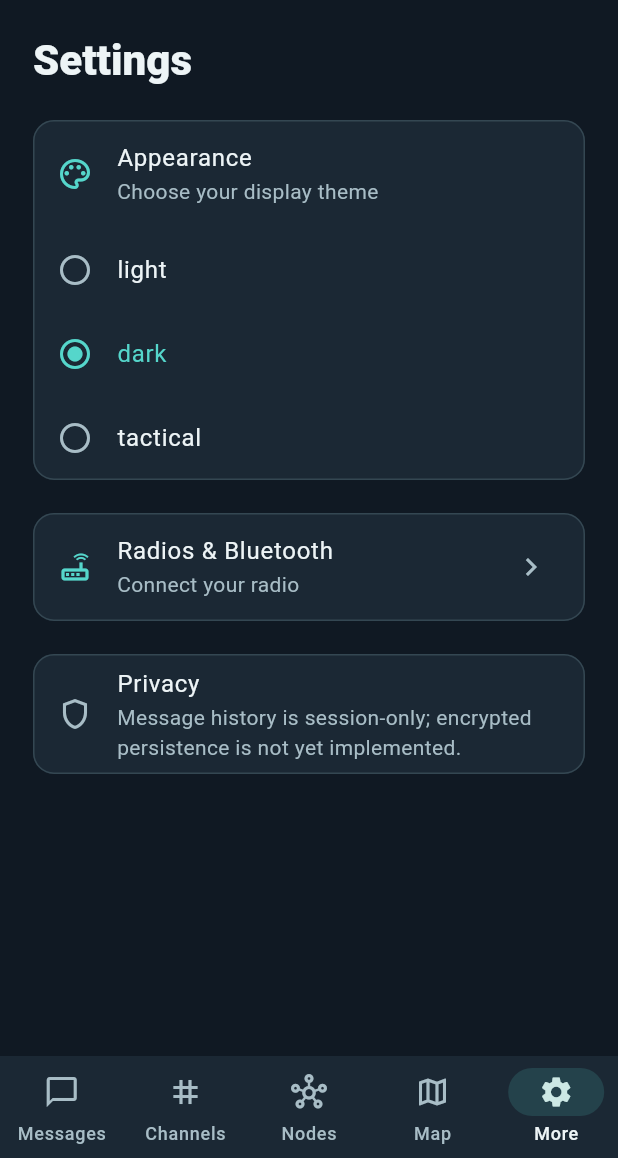
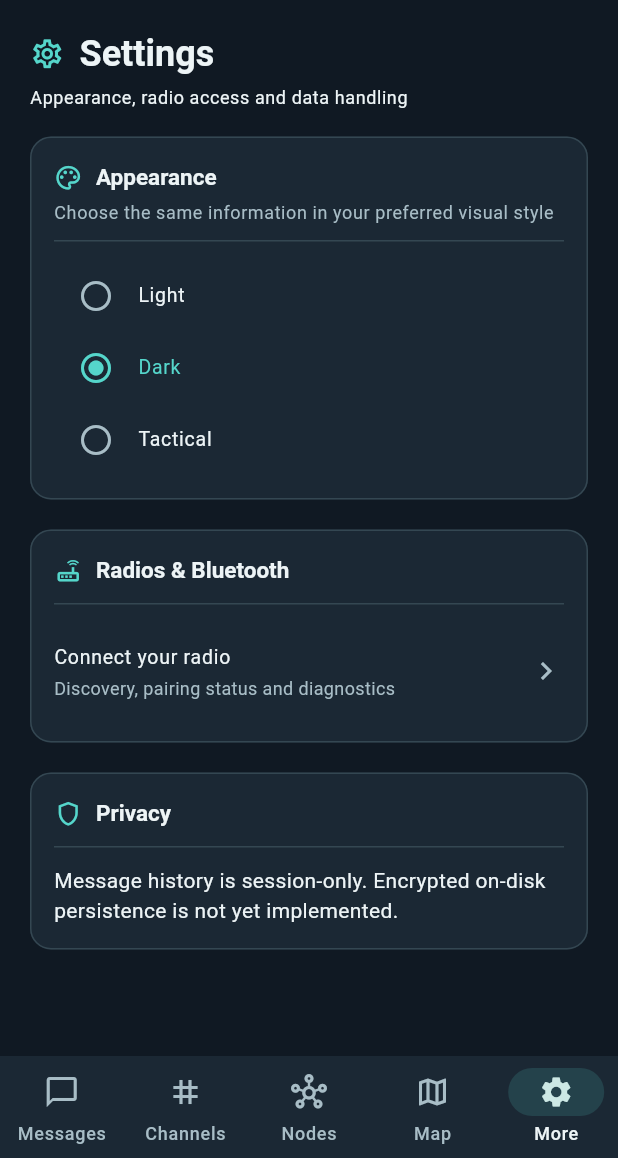
Before and after one commit to hoksibish/MeshHUB, a Flutter app: the screen it shows after launch, item 5 of the bottom bar chosen, on a phone screen of 412 x 824 dp, the part 78-1236 px from its top. Run offline on Flutter 3.47's test engine with Material 3 defaults, Android fonts, the phone set to English and light mode, and no system bars; our stand-ins replace material_ui; missing offline and left inert: bluez.

Commit message:
style(ui): align Settings with compact Tactical, Light and Dark section system

```diff
--- a/apps/meshhub_flutter/lib/main.dart
+++ b/apps/meshhub_flutter/lib/main.dart
@@ -991,57 +991,64 @@ class _MeshHubAppState extends State<MeshHubApp> {
   }
 
   Widget _settingsView(BuildContext context) => ListView(
-    padding: const EdgeInsets.all(22),
+    padding: EdgeInsets.all(theme == MeshHubTheme.tactical ? 14 : 20),
     children: [
-      Text(
+      _screenHeading(
+        context,
         'Settings',
-        style: Theme.of(context).textTheme.headlineMedium
-            ?.copyWith(fontWeight: FontWeight.w800),
+        'Appearance, radio access and data handling',
+        Icons.settings_outlined,
       ),
-      const SizedBox(height: 18),
-      Card(
+      const SizedBox(height: 14),
+      _sectionPanel(
+        context,
+        title: 'Appearance',
+        subtitle: 'Choose the same information in your preferred visual style',
+        icon: Icons.palette_outlined,
         child: Column(
           children: [
-            const ListTile(
-              leading: Icon(Icons.palette_outlined, color: _meshCoreAccent),
-              title: Text('Appearance'),
-              subtitle: Text('Choose your display theme'),
-            ),
             for (final choice in MeshHubTheme.values)
               ListTile(
+                dense: true,
                 leading: Icon(
                   choice == theme
                       ? Icons.radio_button_checked
                       : Icons.radio_button_unchecked,
-                  color: choice == theme ? _meshCoreAccent : null,
-                ),
-                title: Text(choice.name),
+                  color: choice == theme ? _accent : null,
+                ),
+                title: Text(
+                  choice.name[0].toUpperCase() + choice.name.substring(1),
+                ),
                 selected: choice == theme,
                 onTap: () => setState(() => theme = choice),
               ),
           ],
         ),
       ),
-      const SizedBox(height: 14),
-      Card(
+      const SizedBox(height: 12),
+      _sectionPanel(
+        context,
+        title: 'Radios & Bluetooth',
+        icon: Icons.router_outlined,
         child: ListTile(
-          leading: const Icon(Icons.router_outlined, color: _meshCoreAccent),
-          title: const Text('Radios & Bluetooth'),
-          subtitle: Text(
+          dense: true,
+          contentPadding: EdgeInsets.zero,
+          title: Text(
             field.connected ? 'Radio connected' : 'Connect your radio',
           ),
+          subtitle: const Text('Discovery, pairing status and diagnostics'),
           trailing: const Icon(Icons.chevron_right),
           onTap: () => setState(() => destination = 4),
         ),
       ),
-      const SizedBox(height: 14),
-      const Card(
-        child: ListTile(
-          leading: Icon(Icons.shield_outlined),
-          title: Text('Privacy'),
-          subtitle: Text(
-            'Message history is session-only; encrypted persistence is not yet implemented.',
-          ),
+      const SizedBox(height: 12),
+      _sectionPanel(
+        context,
+        title: 'Privacy',
+        icon: Icons.shield_outlined,
+        child: const Text(
+          'Message history is session-only. Encrypted on-disk persistence '
+          'is not yet implemented.',
         ),
       ),
     ],
```
